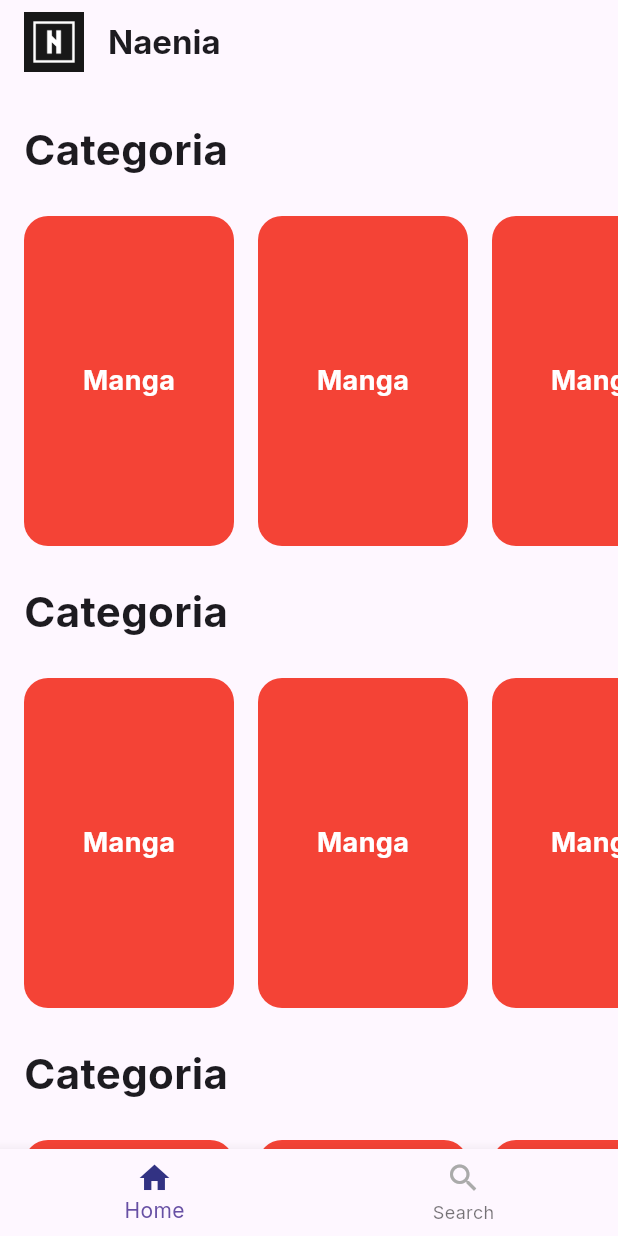
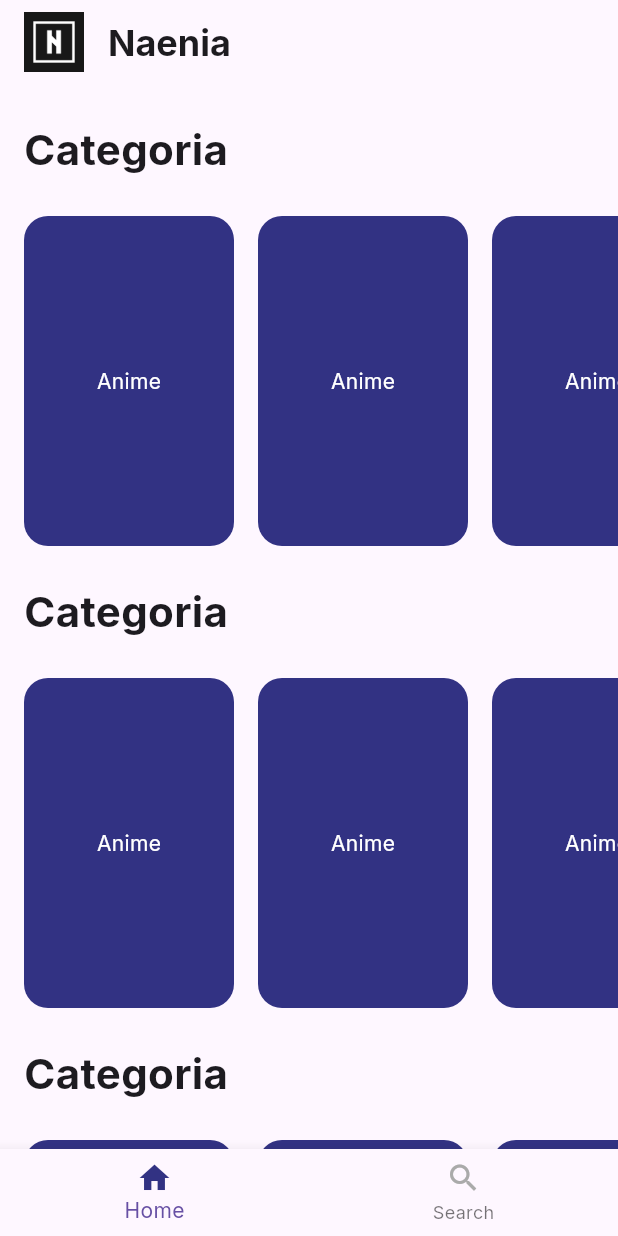
Before and after one commit to gongbhao/naenia, a Flutter app: the screen it shows after launch, on a phone screen of 412 x 824 dp. Run offline on Flutter 3.47's test engine with Material 3 defaults, Android fonts, the light colour scheme and no system bars; our stand-ins replace google_fonts.

Commit message:
added constants for text styles - applied constants to home and main - created AnimeCover widget

```diff
--- a/lib/main.dart
+++ b/lib/main.dart
@@ -44,7 +44,7 @@ class _MainScreenState extends State<MainScreen> {
   Widget build(BuildContext context) {
     return Scaffold(
       appBar: AppBar(
-        title: Text("Naenia", style: TextStyle(fontWeight: FontWeight.bold)),
+        title: Text("Naenia", style: TEXT_APPBAR),
         centerTitle: false,
         leading: Padding(
           padding: const EdgeInsets.only(left: 16.0),
--- a/lib/views/home.dart
+++ b/lib/views/home.dart
@@ -1,4 +1,5 @@
 import 'package:flutter/material.dart';
+import 'package:naenia/widgets/AnimeCover.dart';
 
 class Home extends StatefulWidget {
   const Home({super.key});
@@ -33,23 +34,7 @@ class _HomeState extends State<Home> {
                   separatorBuilder: (context, index) =>
                       const SizedBox(width: 16),
                   itemBuilder: (context, index) {
-                    return Container(
-                      width: 140,
-                      decoration: BoxDecoration(
-                        color: Colors.red,
-                        borderRadius: BorderRadius.circular(16),
-                      ),
-                      child: const Center(
-                        child: Text(
-                          'Manga',
-                          style: TextStyle(
-                            color: Colors.white,
-                            fontSize: 18,
-                            fontWeight: FontWeight.bold,
-                          ),
-                        ),
-                      ),
-                    );
+                    return AnimeCover();
                   },
                 ),
               ),
@@ -74,23 +59,7 @@ class _HomeState extends State<Home> {
                   separatorBuilder: (context, index) =>
                       const SizedBox(width: 16),
                   itemBuilder: (context, index) {
-                    return Container(
-                      width: 140,
-                      decoration: BoxDecoration(
-                        color: Colors.red,
-                        borderRadius: BorderRadius.circular(16),
-                      ),
-                      child: const Center(
-                        child: Text(
-                          'Manga',
-                          style: TextStyle(
-                            color: Colors.white,
-                            fontSize: 18,
-                            fontWeight: FontWeight.bold,
-                          ),
-                        ),
-                      ),
-                    );
+                    return AnimeCover();
                   },
                 ),
               ),
@@ -115,23 +84,7 @@ class _HomeState extends State<Home> {
                   separatorBuilder: (context, index) =>
                       const SizedBox(width: 16),
                   itemBuilder: (context, index) {
-                    return Container(
-                      width: 140,
-                      decoration: BoxDecoration(
-                        color: Colors.red,
-                        borderRadius: BorderRadius.circular(16),
-                      ),
-                      child: const Center(
-                        child: Text(
-                          'Manga',
-                          style: TextStyle(
-                            color: Colors.white,
-                            fontSize: 18,
-                            fontWeight: FontWeight.bold,
-                          ),
-                        ),
-                      ),
-                    );
+                    return AnimeCover();
                   },
                 ),
               ),
--- /dev/null
+++ b/lib/widgets/AnimeCover.dart
@@ -0,0 +1,18 @@
+import 'package:flutter/material.dart';
+import 'package:naenia/assets/const.dart';
+
+class AnimeCover extends StatelessWidget {
+  const AnimeCover({super.key});
+
+  @override
+  Widget build(BuildContext context) {
+    return Container(
+      width: 140,
+      decoration: BoxDecoration(
+        color: COLOR_PRIMARY,
+        borderRadius: BorderRadius.circular(16),
+      ),
+      child: const Center(child: Text('Anime', style: TEXT_BODY_DARK)),
+    );
+  }
+}
```
Also changed, not shown: lib/assets/const.dart (+61 -1 lines).
